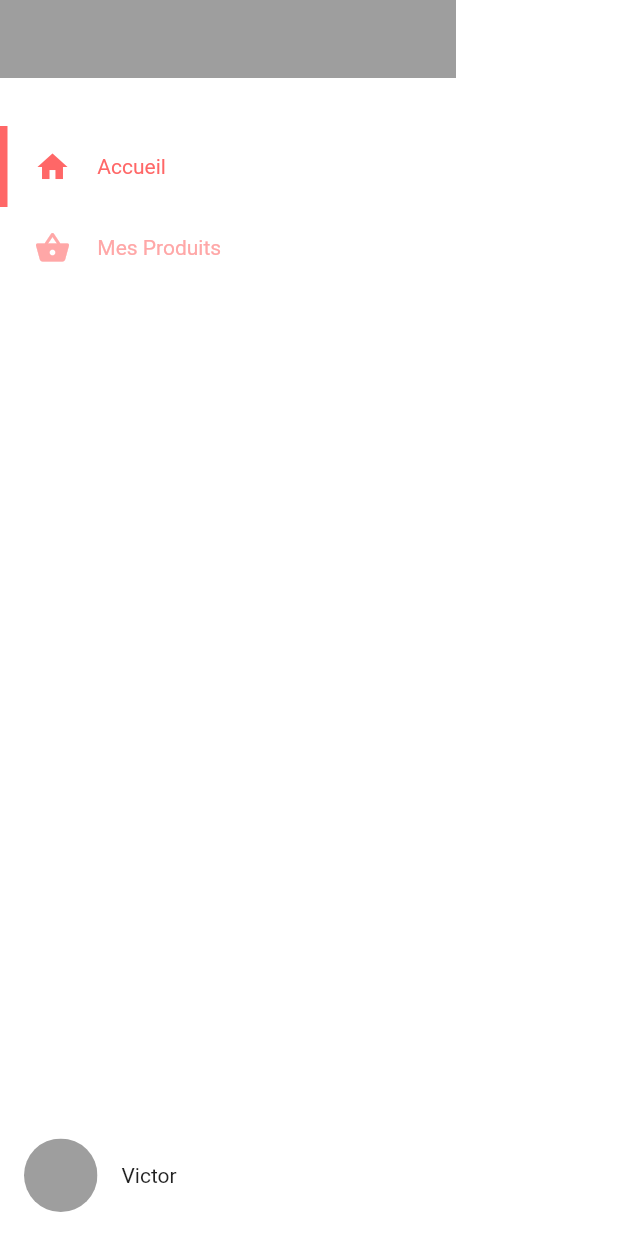
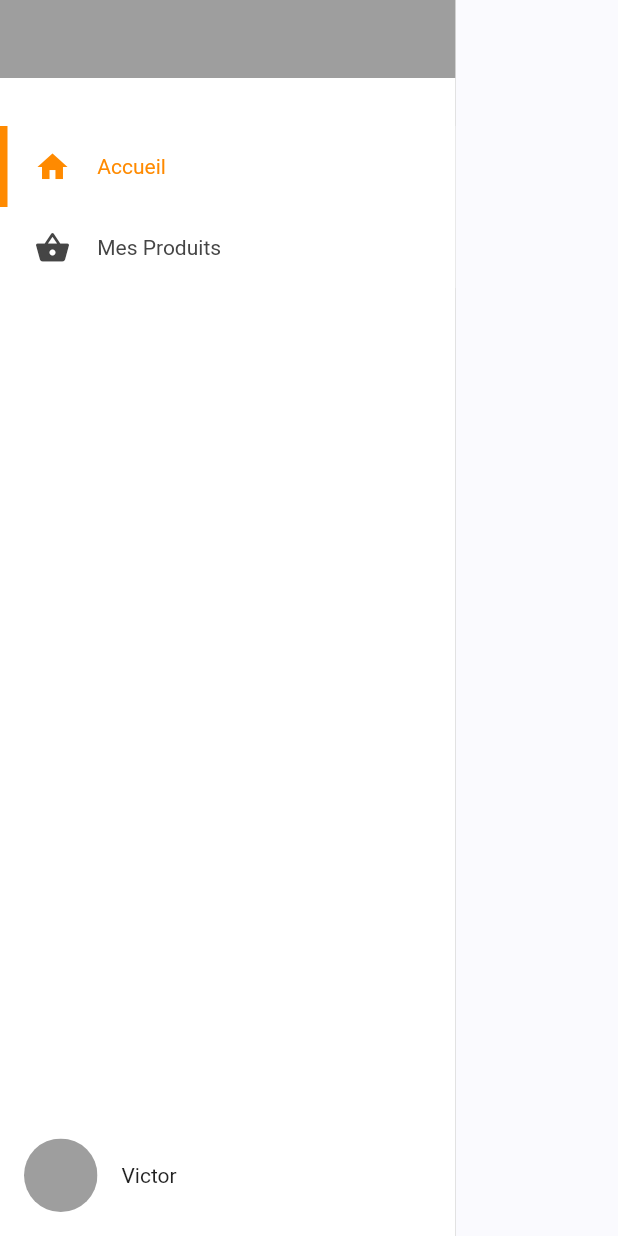
Before and after one commit to Le-Chemin-du-Local/Application, a Flutter app: the MenuDrawer widget shown alone on an empty page, opened directly with empty values, on a phone screen of 412 x 824 dp. Run offline on Flutter 3.47's test engine with Material 2 defaults, Android fonts, the light colour scheme and no system bars; our stand-ins replace flutter_riverpod; statements that could not run were skipped.

Commit message:
💄 Update style to v3

```diff
--- a/lib/core/main_page/widgets/bottom_app_bar.dart
+++ b/lib/core/main_page/widgets/bottom_app_bar.dart
@@ -33,7 +33,7 @@ class BottomAppBar extends StatelessWidget {
       ],
       unselectedItemColor: Palette.colorDark,
       selectedItemColor: Palette.colorPrimary,
-      backgroundColor: Theme.of(context).scaffoldBackgroundColor,
+      backgroundColor: Theme.of(context).cardColor,
       currentIndex: pageIds.indexOf(currentPageId),
       onTap: (index) => onSelectedPage(pageIds[index]),
     );
--- a/lib/core/main_page/widgets/menu_drawer.dart
+++ b/lib/core/main_page/widgets/menu_drawer.dart
@@ -21,7 +21,15 @@ class MenuDrawer extends StatelessWidget {
     return Drawer(
       elevation: 0,
       child: Container(
-        color: Theme.of(context).scaffoldBackgroundColor,
+        decoration: BoxDecoration(
+          color: Theme.of(context).cardColor,
+          border: const Border(
+            right: BorderSide(
+              color: Color(0xffd9d9d9),
+              width: 0.5
+            )
+          )
+        ),
         child: Column(
           crossAxisAlignment: CrossAxisAlignment.stretch,
           children: [
@@ -45,7 +53,7 @@ class MenuDrawer extends StatelessWidget {
 
   Widget _buildPageItem(BuildContext context, PageItem item, {required bool isActive}) {
     return DefaultTextStyle(
-      style: TextStyle(color: isActive ? Palette.colorRed : Palette.colorRedPale),
+      style: TextStyle(color: isActive ? Theme.of(context).primaryColor : Palette.colorDarkGrey),
       child: InkWell(
          onTap: () {
           onSelectedPage(item.id);
@@ -55,11 +63,11 @@ class MenuDrawer extends StatelessWidget {
         },
         child: Container(
           decoration: BoxDecoration(
-            color: Palette.colorScaffold,
+            color: Theme.of(context).cardColor,
             border: Border(
               left: BorderSide(
                 width: 5,
-                color: isActive ? Palette.colorRed : Colors.transparent
+                color: isActive ? Theme.of(context).primaryColor : Colors.transparent
               )
             )
           ),
@@ -67,7 +75,7 @@ class MenuDrawer extends StatelessWidget {
           child: Row(
             children: [
               Expanded(
-                child: Icon(item.icon, size: 24, color: isActive ? Palette.colorRed : Palette.colorRedPale),
+                child: Icon(item.icon, size: 24, color: isActive ? Theme.of(context).primaryColor : Palette.colorDarkGrey),
               ),
               const SizedBox(width: 16,),
               Expanded(
--- a/lib/theme/cl_theme.dart
+++ b/lib/theme/cl_theme.dart
@@ -13,6 +13,7 @@ class ClTheme {
       ),
 
       scaffoldBackgroundColor: Palette.colorScaffold,
+      primaryColor: Palette.colorPrimary,
 
       appBarTheme: const AppBarTheme(
         backgroundColor: Palette.colorScaffold,
--- a/lib/theme/palette.dart
+++ b/lib/theme/palette.dart
@@ -1,16 +1,18 @@
 import 'package:flutter/cupertino.dart';
 
 class Palette {
-  static const Color colorScaffold = Color(0xffffffff);
+  static const Color colorScaffold = Color(0xfffafafe);
 
   static const Color colorRed = Color(0xffff6767);
   static const Color colorRedPale = Color(0xffffa7a7);
 
-  static const Color colorOrange = Color(0xffffc164);
+  static const Color colorOrange = Color(0xffff8a00);
   static const Color colorOrangePale = Color(0xffffc084);
 
   static const Color colorWhite = Color(0xffffffff);
   static const Color colorDark = Color(0xff292929);
 
-  static const Color colorPrimary = colorRed;
+  static const Color colorPrimary = colorOrange;
+
+  static const Color colorDarkGrey = Color(0xff454545);
 }
```
